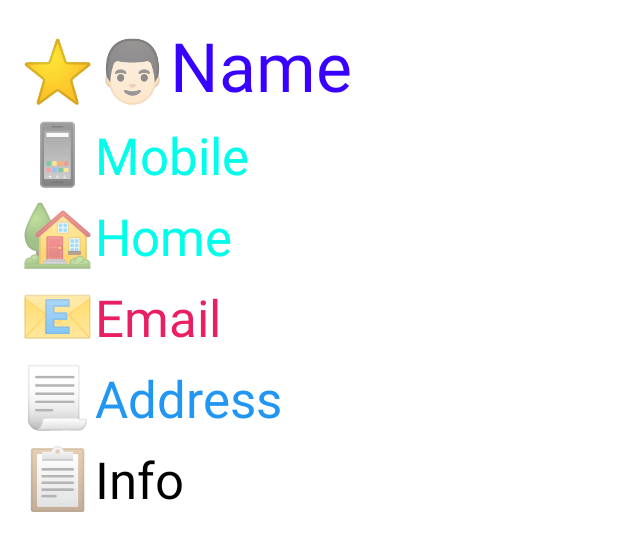
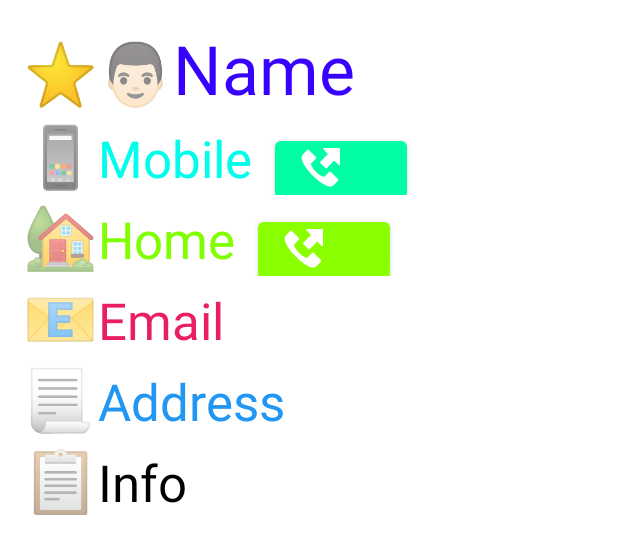
Before and after one commit to 20020036/ContactList, an Android app: the layout list.xml on its own in the app's theme, with its tools: preview values and no code run, on a phone screen of 412 x 824 dp. Shown: the top 554 px of the screen. Run offline under Robolectric (Android 15) with nearby library versions, the phone set to English and light mode, and no system bars.

Commit message:
Commit 3

```diff
--- a/app/src/main/AndroidManifest.xml
+++ b/app/src/main/AndroidManifest.xml
@@ -1,7 +1,7 @@
 <?xml version="1.0" encoding="utf-8"?>
 <manifest xmlns:android="http://schemas.android.com/apk/res/android"
     package="sg.edu.rp.c346.id20020036.contactlist">
-
+    <uses-permission android:name="android.permission.CALL_PHONE"/>
     <application
         android:allowBackup="true"
         android:icon="@mipmap/ic_launcher"
--- a/app/src/main/java/sg/edu/rp/c346/id20020036/contactlist/CustomAdapter.java
+++ b/app/src/main/java/sg/edu/rp/c346/id20020036/contactlist/CustomAdapter.java
@@ -1,10 +1,13 @@
 package sg.edu.rp.c346.id20020036.contactlist;
 
 import android.content.Context;
+import android.content.Intent;
+import android.net.Uri;
 import android.view.LayoutInflater;
 import android.view.View;
 import android.view.ViewGroup;
 import android.widget.ArrayAdapter;
+import android.widget.Button;
 import android.widget.TextView;
 
 import org.w3c.dom.Text;
@@ -12,6 +15,7 @@ import org.w3c.dom.Text;
 import java.util.ArrayList;
 
 public class CustomAdapter extends ArrayAdapter {
+    Button btnCall, btnCall2;
 
     Context parent_context;
     int layout_id;
@@ -40,6 +44,24 @@ public class CustomAdapter extends ArrayAdapter {
         TextView tvGender = customView.findViewById(R.id.tvGender1);
         TextView tvInfo = customView.findViewById(R.id.tvInfo1);
         TextView tvFav = customView.findViewById(R.id.tvFav1);
+        Button btnCall = customView.findViewById(R.id.btnCall);
+        Button btnCall2 = customView.findViewById(R.id.btnCall2);
+
+        btnCall.setOnClickListener(new View.OnClickListener() {
+            @Override
+            public void onClick(View v) {
+                Intent intentCall = new Intent(Intent.ACTION_DIAL, Uri.parse("tel:"+tvMobile.getText().toString()));
+                parent_context.startActivity(intentCall);
+            }
+        });
+
+        btnCall2.setOnClickListener(new View.OnClickListener() {
+            @Override
+            public void onClick(View v) {
+                Intent intentCall = new Intent(Intent.ACTION_DIAL, Uri.parse("tel:"+tvHome.getText().toString()));
+                parent_context.startActivity(intentCall);
+            }
+        });
 
         Contacts currentVersion = versionList.get(position);
 
--- a/app/src/main/res/layout/list.xml
+++ b/app/src/main/res/layout/list.xml
@@ -1,8 +1,10 @@
 <?xml version="1.0" encoding="utf-8"?>
 <LinearLayout xmlns:android="http://schemas.android.com/apk/res/android"
-    android:orientation="vertical" android:layout_width="match_parent"
-    android:layout_margin="13dp"
-    android:layout_height="match_parent">
+    xmlns:app="http://schemas.android.com/apk/res-auto"
+    android:layout_width="match_parent"
+    android:layout_height="match_parent"
+    android:layout_margin="15dp"
+    android:orientation="vertical">
 
     <LinearLayout
         android:layout_width="match_parent"
@@ -53,6 +55,16 @@
             android:text="@string/mobile"
             android:textAppearance="@style/TextAppearance.AppCompat.Display1"
             android:textColor="#00FFEA" />
+
+        <Button
+            android:id="@+id/btnCall"
+            android:layout_width="wrap_content"
+            android:layout_height="wrap_content"
+            android:layout_marginLeft="15dp"
+            android:ellipsize="none"
+            android:textColor="#FF00AA"
+            app:backgroundTint="#00FFA5"
+            app:icon="@android:drawable/sym_call_outgoing" />
     </LinearLayout>
 
     <LinearLayout
@@ -73,7 +85,17 @@
             android:layout_height="wrap_content"
             android:text="@string/home"
             android:textAppearance="@style/TextAppearance.AppCompat.Display1"
-            android:textColor="#00FFEA" />
+            android:textColor="#80FF00" />
+
+        <Button
+            android:id="@+id/btnCall2"
+            android:layout_width="wrap_content"
+            android:layout_height="wrap_content"
+            android:layout_marginLeft="15dp"
+            android:ellipsize="none"
+            android:textColor="#FF00AA"
+            app:backgroundTint="#89FF00"
+            app:icon="@android:drawable/sym_call_outgoing" />
     </LinearLayout>
 
     <LinearLayout
```
